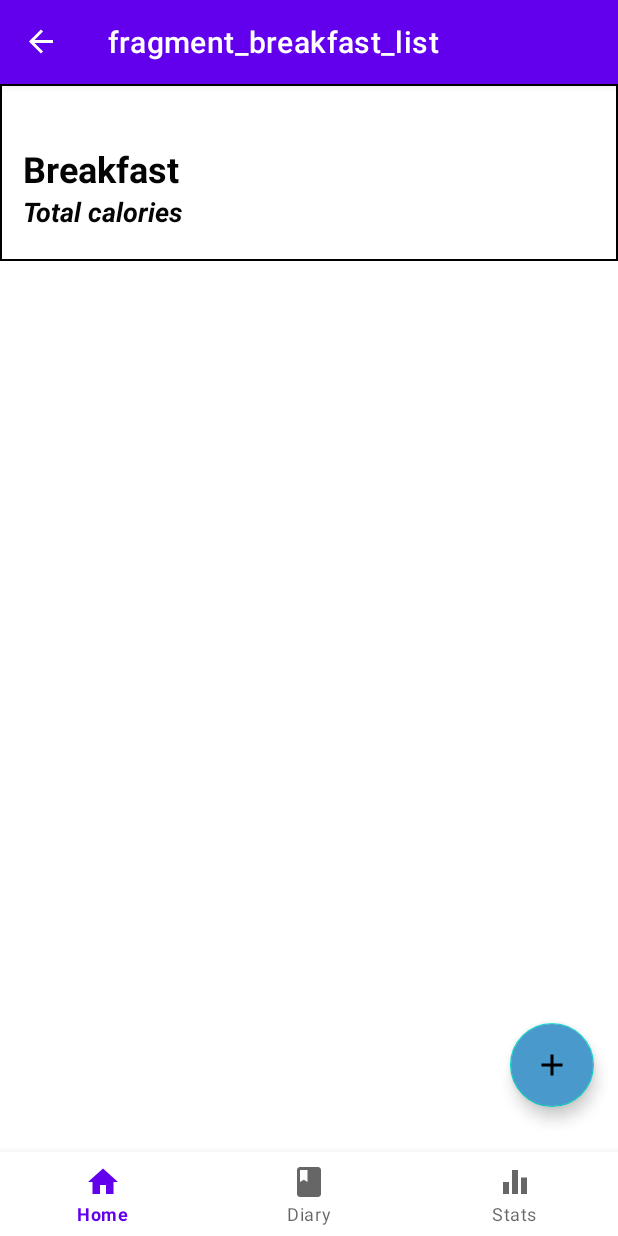
After one commit to ythivend/calories-counter2, an Android app: the breakfastListFragment screen opened through its navigation route, on a phone screen of 412 x 824 dp. The commit adds this screen. Run offline under Robolectric (Android 15) with nearby library versions, the phone set to English and light mode, and no system bars; our stand-ins replace navigation-ui.

Commit message:
Ajout de la liste principale du fragment Breakfast

```diff
--- /dev/null
+++ b/app/src/main/java/com/example/caloriescounter/breakfastListFragment.java
@@ -0,0 +1,64 @@
+package com.example.caloriescounter;
+
+import android.os.Bundle;
+
+import androidx.fragment.app.Fragment;
+
+import android.view.LayoutInflater;
+import android.view.View;
+import android.view.ViewGroup;
+
+/**
+ * A simple {@link Fragment} subclass.
+ * Use the {@link breakfastListFragment#newInstance} factory method to
+ * create an instance of this fragment.
+ */
+public class breakfastListFragment extends Fragment {
+
+    // TODO: Rename parameter arguments, choose names that match
+    // the fragment initialization parameters, e.g. ARG_ITEM_NUMBER
+    private static final String ARG_PARAM1 = "param1";
+    private static final String ARG_PARAM2 = "param2";
+
+    // TODO: Rename and change types of parameters
+    private String mParam1;
+    private String mParam2;
+
+    public breakfastListFragment() {
+        // Required empty public constructor
+    }
+
+    /**
+     * Use this factory method to create a new instance of
+     * this fragment using the provided parameters.
+     *
+     * @param param1 Parameter 1.
+     * @param param2 Parameter 2.
+     * @return A new instance of fragment breakfastListFragment.
+     */
+    // TODO: Rename and change types and number of parameters
+    public static breakfastListFragment newInstance(String param1, String param2) {
+        breakfastListFragment fragment = new breakfastListFragment();
+        Bundle args = new Bundle();
+        args.putString(ARG_PARAM1, param1);
+        args.putString(ARG_PARAM2, param2);
+        fragment.setArguments(args);
+        return fragment;
+    }
+
+    @Override
+    public void onCreate(Bundle savedInstanceState) {
+        super.onCreate(savedInstanceState);
+        if (getArguments() != null) {
+            mParam1 = getArguments().getString(ARG_PARAM1);
+            mParam2 = getArguments().getString(ARG_PARAM2);
+        }
+    }
+
+    @Override
+    public View onCreateView(LayoutInflater inflater, ViewGroup container,
+                             Bundle savedInstanceState) {
+        // Inflate the layout for this fragment
+        return inflater.inflate(R.layout.fragment_breakfast_list, container, false);
+    }
+}
--- /dev/null
+++ b/app/src/main/res/drawable/custom_header.xml
@@ -0,0 +1,7 @@
+<?xml version="1.0" encoding="utf-8"?>
+<shape xmlns:android="http://schemas.android.com/apk/res/android"
+    android:shape="rectangle">
+    <stroke
+        android:width="1dip"
+        android:color="@android:color/black" />
+</shape>
--- /dev/null
+++ b/app/src/main/res/drawable/ic_baseline_add_24.xml
@@ -0,0 +1,10 @@
+<vector xmlns:android="http://schemas.android.com/apk/res/android"
+    android:width="24dp"
+    android:height="24dp"
+    android:viewportWidth="24"
+    android:viewportHeight="24"
+    android:tint="?attr/colorControlNormal">
+  <path
+      android:fillColor="@android:color/white"
+      android:pathData="M19,13h-6v6h-2v-6H5v-2h6V5h2v6h6v2z"/>
+</vector>
--- /dev/null
+++ b/app/src/main/res/layout/fragment_breakfast_list.xml
@@ -0,0 +1,73 @@
+<?xml version="1.0" encoding="utf-8"?>
+<FrameLayout xmlns:android="http://schemas.android.com/apk/res/android"
+    xmlns:tools="http://schemas.android.com/tools"
+    android:layout_width="match_parent"
+    android:layout_height="match_parent"
+    xmlns:app="http://schemas.android.com/apk/res-auto"
+    tools:context=".breakfastListFragment">
+
+    <LinearLayout
+        android:id="@+id/header_breakfast"
+        android:layout_width="match_parent"
+        android:layout_height="wrap_content"
+        android:orientation="vertical"
+        android:background="@drawable/custom_header">
+
+        <TextView
+            android:layout_width="match_parent"
+            android:layout_height="wrap_content"
+            android:layout_marginStart="15dp"
+            android:layout_marginTop="40dp"
+            android:layout_marginEnd="15dp"
+            android:text="@string/breakfast_title"
+            android:textColor="#040404"
+            android:textSize="24sp"
+            android:textStyle="bold"/>
+
+        <TextView
+            android:layout_width="match_parent"
+            android:layout_height="45dp"
+            android:layout_marginStart="15dp"
+            android:layout_marginEnd="15dp"
+            android:text="@string/total_calories"
+            android:textColor="#040404"
+            android:textSize="18sp"
+            android:textStyle="bold|italic"/>
+
+    </LinearLayout>
+
+    <!-- zone ou s'applique le scrollview -->
+    <ScrollView
+        android:layout_width="match_parent"
+        android:layout_height="match_parent"
+        android:layout_marginTop="120dp"
+        android:layout_marginBottom="120dp">
+
+        <ListView
+            android:id="@+id/listView_breakfast"
+            android:layout_width="match_parent"
+            android:layout_height="wrap_content"/>
+
+    </ScrollView>
+
+    <LinearLayout
+        android:layout_width="match_parent"
+        android:layout_height="wrap_content"
+        android:orientation="vertical"
+        android:layout_marginTop="610dp">
+
+        <!-- Floating Action Button need to be in the first layout to appear -->
+        <com.google.android.material.floatingactionbutton.FloatingActionButton
+            android:id="@+id/breakfast_fab2"
+            android:layout_width="wrap_content"
+            android:layout_height="wrap_content"
+            android:layout_gravity="end|bottom"
+            android:src="@drawable/ic_baseline_add_24"
+            android:focusable="true"
+            android:clickable="true"
+            android:backgroundTint="#4999CD"
+            android:layout_margin="16dp"/>
+
+    </LinearLayout>
+
+</FrameLayout>
--- a/app/src/main/res/navigation/main_nav.xml
+++ b/app/src/main/res/navigation/main_nav.xml
@@ -20,4 +20,9 @@
         android:name="com.example.caloriescounter.DiaryFragment"
         android:label="@string/lb_diary"
         tools:layout="@layout/fragment_diary" />
+    <fragment
+        android:id="@+id/breakfastListFragment"
+        android:name="com.example.caloriescounter.breakfastListFragment"
+        android:label="fragment_breakfast_list"
+        tools:layout="@layout/fragment_breakfast_list" />
 </navigation>
--- a/app/src/main/res/values/strings.xml
+++ b/app/src/main/res/values/strings.xml
@@ -1,7 +1,5 @@
 <resources>
     <string name="app_name">Calories Counter</string>
-    <!-- TODO: Remove or change this placeholder text -->
-    <string name="hello_blank_fragment">Hello blank fragment</string>
 
 
     <!-- Bottom Bar -->
@@ -14,4 +12,9 @@
     <string name="launch_btn_title">Launch</string>
     <string name="dinner_btn_title">Dinner</string>
 
+    <!-- fragment_breakfast_list -->
+    <string name="breakfast_title">Breakfast</string>
+    <string name="total_calories">Total calories</string>
+    <string name="list_empty">Your list is empty</string>
+
 </resources>
```
